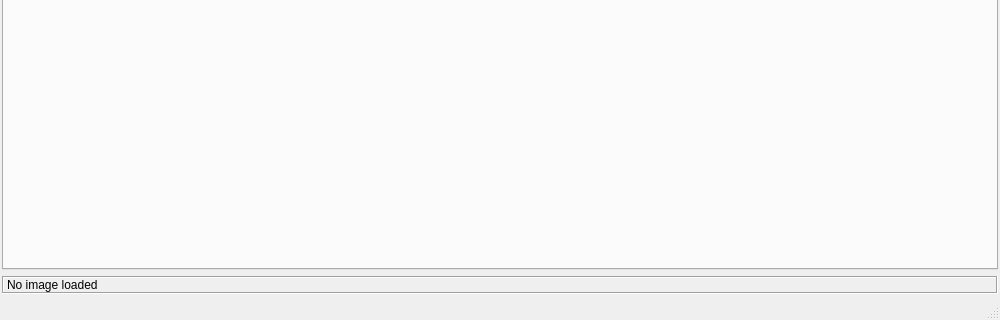
This is devel/displot.ui in bjstarosta/displot as Qt 5 draws it before an edit; both pictures show x 0 to 1000 and y 380 to 700 of the 1000 by 700 pixel window. The edited form follows.
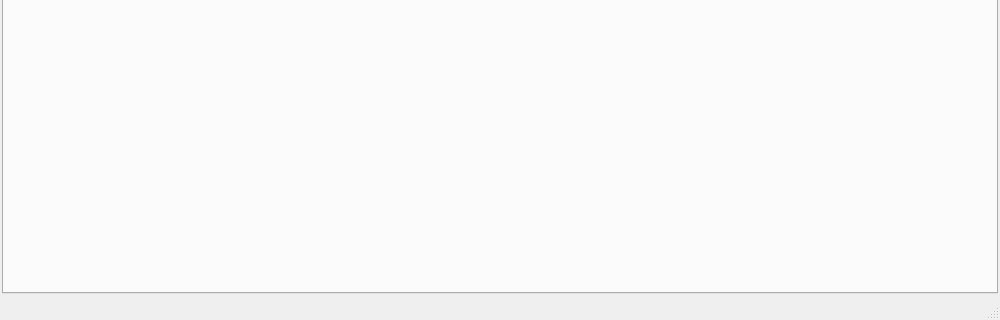
This is the edited form.

Commit message: image loading now works sort of

```diff
--- a/devel/displot.ui
+++ b/devel/displot.ui
@@ -70,35 +70,6 @@
       </property>
      </widget>
     </item>
-    <item>
-     <layout class="QHBoxLayout" name="infoBar">
-      <item>
-       <widget class="QLabel" name="imageInfo">
-        <property name="sizePolicy">
-         <sizepolicy hsizetype="Preferred" vsizetype="Preferred">
-          <horstretch>0</horstretch>
-          <verstretch>0</verstretch>
-         </sizepolicy>
-        </property>
-        <property name="minimumSize">
-         <size>
-          <width>300</width>
-          <height>0</height>
-         </size>
-        </property>
-        <property name="frameShape">
-         <enum>QFrame::Box</enum>
-        </property>
-        <property name="frameShadow">
-         <enum>QFrame::Sunken</enum>
-        </property>
-        <property name="text">
-         <string>No image loaded</string>
-        </property>
-       </widget>
-      </item>
-     </layout>
-    </item>
    </layout>
   </widget>
   <widget class="QMenuBar" name="menubar">
```
Left out of the diff: 2 changed lines with no effect on the pictures. The commit also changes 6 other files.
